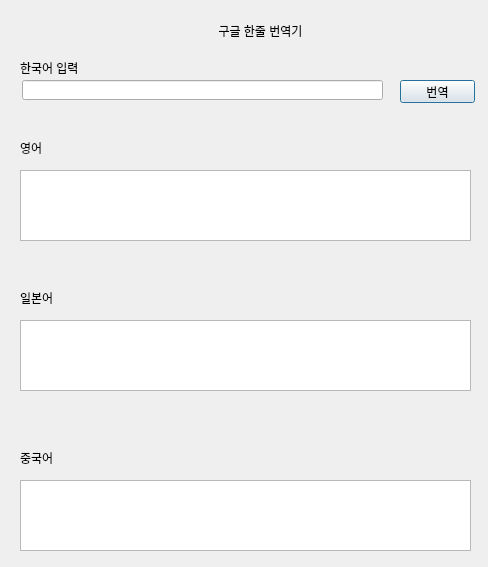
Above: UI/google_translate_UI_self.ui from dlsrks-437/python_231102 before the change. Below: the same form after it.
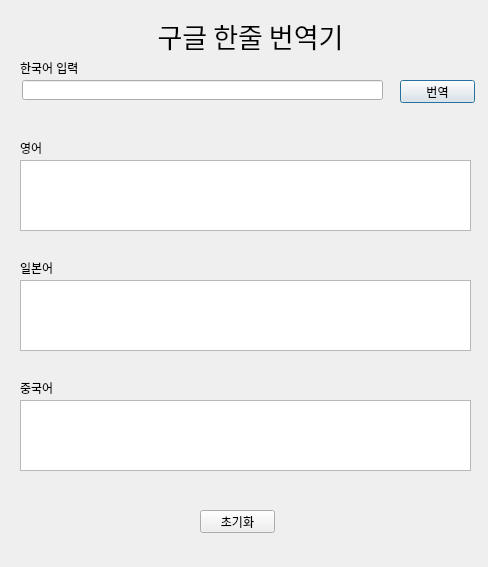
That is the form after the change.

Commit message: 번역/리셋 기능 완성

Patch:
```diff
--- a/UI/google_translate_UI_self.ui
+++ b/UI/google_translate_UI_self.ui
@@ -16,12 +16,18 @@
   <widget class="QLabel" name="mainlabel">
    <property name="geometry">
     <rect>
-     <x>160</x>
+     <x>80</x>
      <y>10</y>
-     <width>201</width>
-     <height>41</height>
+     <width>341</width>
+     <height>51</height>
     </rect>
    </property>
+   <property name="font">
+    <font>
+     <family>궁서체</family>
+     <pointsize>20</pointsize>
+    </font>
+   </property>
    <property name="text">
     <string>구글 한줄 번역기</string>
    </property>
@@ -56,7 +62,7 @@
    <property name="geometry">
     <rect>
      <x>20</x>
-     <y>170</y>
+     <y>160</y>
      <width>451</width>
      <height>71</height>
     </rect>
@@ -66,7 +72,7 @@
    <property name="geometry">
     <rect>
      <x>20</x>
-     <y>320</y>
+     <y>280</y>
      <width>451</width>
      <height>71</height>
     </rect>
@@ -76,7 +82,7 @@
    <property name="geometry">
     <rect>
      <x>20</x>
-     <y>480</y>
+     <y>400</y>
      <width>451</width>
      <height>71</height>
     </rect>
@@ -99,7 +105,7 @@
    <property name="geometry">
     <rect>
      <x>20</x>
-     <y>290</y>
+     <y>260</y>
      <width>56</width>
      <height>16</height>
     </rect>
@@ -112,7 +118,7 @@
    <property name="geometry">
     <rect>
      <x>20</x>
-     <y>450</y>
+     <y>380</y>
      <width>56</width>
      <height>16</height>
     </rect>
@@ -134,6 +140,19 @@
     <string>한국어 입력</string>
    </property>
   </widget>
+  <widget class="QPushButton" name="reset_btn">
+   <property name="geometry">
+    <rect>
+     <x>200</x>
+     <y>510</y>
+     <width>75</width>
+     <height>23</height>
+    </rect>
+   </property>
+   <property name="text">
+    <string>초기화</string>
+   </property>
+  </widget>
  </widget>
  <resources/>
  <connections/>
```
The commit also changes 1 other file.
